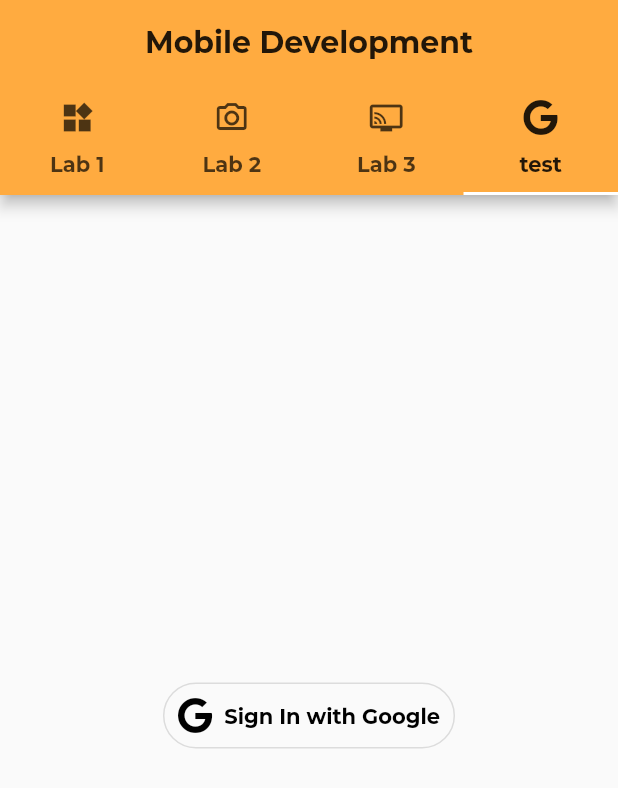
After one commit to fuckradyan/mobile-development-2021, a Flutter app: the screen it shows after launch, tab 4 chosen, after a tap on "Sign In with Google", on a phone screen of 412 x 824 dp. The commit adds this screen. Shown: the top 788 px of the screen. Run offline on Flutter 3.47's test engine with Material 2 defaults, Android fonts, the phone set to English and light mode, and no system bars; our stand-ins replace bottom_navy_bar, camera, chewie, firebase_auth, flutter_html, font_awesome_flutter and 3 more; missing offline and left inert: esys_flutter_share, flutter_file_dialog; accounts and stored records are empty; network calls fail.

Commit message:
lab4 almost

```diff
--- a/lib/lab/lab2/lab2.dart
+++ b/lib/lab/lab2/lab2.dart
@@ -54,7 +54,7 @@ class MyHomePage extends State {
                                   appBar: AppBar(
                                     title: Text("Просмотр видео"),
                                   ),
-                                  body: Column(
+                                  body: ListView(
                                     children: [
                                       ChewieListItem(
                                         videoPlayerController:
--- a/lib/lab/lab3/html_parse.dart
+++ b/lib/lab/lab3/html_parse.dart
@@ -56,6 +56,7 @@ class MyFormState extends State {
                               onPressed: () async {
                                 catchHTML(myController.text).then((value) {
                                   setState(() {
+                                    isRaw = true;
                                     _body = value;
                                   });
                                 });
--- a/lib/lab/lab3/nav.dart
+++ b/lib/lab/lab3/nav.dart
@@ -53,7 +53,7 @@ class Lab3Nav1 extends State {
             textAlign: TextAlign.center,
           ),
           BottomNavyBarItem(
-            icon: Icon(Icons.message),
+            icon: Icon(Icons.album),
             title: Text(
               'html',
             ),
--- /dev/null
+++ b/lib/lab/lab4/google_sign_in.dart
@@ -0,0 +1,38 @@
+import 'package:firebase_auth/firebase_auth.dart';
+import 'package:flutter/material.dart';
+import 'package:google_sign_in/google_sign_in.dart';
+
+class GoogleSignInProvider extends ChangeNotifier {
+  final googleSignIn = GoogleSignIn();
+  bool _isSigningIn;
+  GoogleSignInProvider() {
+    _isSigningIn = false;
+  }
+  bool get isSigningIn => _isSigningIn;
+  set isSigningIn(bool isSigningIn) {
+    _isSigningIn = isSigningIn;
+    notifyListeners();
+  }
+
+  Future login() async {
+    isSigningIn = true;
+    final user = await googleSignIn.signIn();
+    if (user == null) {
+      isSigningIn = false;
+      return;
+    } else {
+      final googleAuth = await user.authentication;
+
+      final credential = GoogleAuthProvider.getCredential(
+        accessToken: googleAuth.accessToken,
+        idToken: googleAuth.idToken,
+      );
+      await FirebaseAuth.instance.signInWithCredential(credential);
+    }
+  }
+
+  void logout() async {
+    await googleSignIn.disconnect();
+    FirebaseAuth.instance.signOut();
+  }
+}
--- /dev/null
+++ b/lib/lab/lab4/lab4.dart
@@ -0,0 +1,28 @@
+import 'package:firebase_auth/firebase_auth.dart';
+import 'package:flutter/material.dart';
+import 'google_sign_in.dart';
+import 'signin.dart';
+import 'package:provider/provider.dart';
+
+class LabFourth extends StatelessWidget {
+  @override
+  Widget build(BuildContext context) => Scaffold(
+        body: ChangeNotifierProvider(
+            create: (context) => GoogleSignInProvider(),
+            child: StreamBuilder(
+              stream: FirebaseAuth.instance.onAuthStateChanged,
+              builder: (context, snapshot) {
+                final provider =
+                    Provider.of<GoogleSignInProvider>(context, listen: false);
+                if (provider.isSigningIn) {
+                  return buildLoading();
+                } else if (snapshot.hasData) {
+                  return LoggedInWidget();
+                } else {
+                  return SignUpWidget();
+                }
+              },
+            )),
+      );
+  Widget buildLoading() => Center(child: CircularProgressIndicator());
+}
--- /dev/null
+++ b/lib/lab/lab4/signin.dart
@@ -0,0 +1,36 @@
+import 'package:flutter/material.dart';
+import 'package:firebase_auth/firebase_auth.dart';
+import 'package:flutter_application_1/lab/lab4/google_sign_in.dart';
+import 'package:font_awesome_flutter/font_awesome_flutter.dart';
+import 'package:google_sign_in/google_sign_in.dart';
+import 'package:provider/provider.dart';
+
+class SignUpWidget extends StatefulWidget {
+  @override
+  State<StatefulWidget> createState() {
+    return SignUpWidget1();
+  }
+}
+
+class SignUpWidget1 extends State {
+  @override
+  Widget build(context) {
+    return Scaffold(
+      body: Center(
+        child: OutlineButton.icon(
+          label: Text('Sign In with Google'),
+          shape: StadiumBorder(),
+          padding: EdgeInsets.all(10),
+          highlightedBorderColor: Colors.black,
+          textColor: Colors.black,
+          icon: FaIcon(FontAwesomeIcons.google, color: Colors.black),
+          onPressed: () {
+            final provider =
+                Provider.of<GoogleSignInProvider>(context, listen: false);
+            provider.login();
+          },
+        ),
+      ),
+    );
+  }
+}
--- a/lib/main.dart
+++ b/lib/main.dart
@@ -1,8 +1,9 @@
 import 'package:flutter/material.dart';
+import 'package:font_awesome_flutter/font_awesome_flutter.dart';
 import 'lab/lab1/lab1.dart';
 import 'lab/lab2/lab2.dart';
 import 'lab/lab3/nav.dart';
-import 'lab/test/test.dart';
+import 'lab/lab4/lab4.dart';
 
 void main() => runApp(MyFirstApp());
 
@@ -51,7 +52,7 @@ class _MyFirstAppState extends State<MyFirstApp> {
                     text: "Lab 3",
                   ),
                   Tab(
-                    icon: Icon(Icons.radio),
+                    icon: FaIcon(FontAwesomeIcons.google),
                     text: "test",
                   ),
                 ],
@@ -62,7 +63,7 @@ class _MyFirstAppState extends State<MyFirstApp> {
                 LabFirst(),
                 LabSecond(),
                 Lab3Nav(),
-                Testtest(),
+                LabFourth()
               ],
             ),
           )),
--- a/pubspec.yaml
+++ b/pubspec.yaml
@@ -35,11 +35,17 @@ dependencies:
   html:
   # The following adds the Cupertino Icons font to your application.
   # Use with the CupertinoIcons class for iOS style icons.
+  firebase_core: ^0.4.4+3
+  firebase_auth: ^0.16.0
+  cloud_firestore: ^0.13.5
   cupertino_icons: ^1.0.0
   flutter_file_dialog:
   webview_flutter: ^1.0.7
   bottom_navy_bar: ^5.5.0
   flutter_html: ^1.3.0
+  font_awesome_flutter: ^8.10.0
+  google_sign_in: ^4.5.6
+  provider: ^4.3.2+2
 
 
 dev_dependencies:
```
Also changed, not shown: pubspec.lock, 5 other files.
